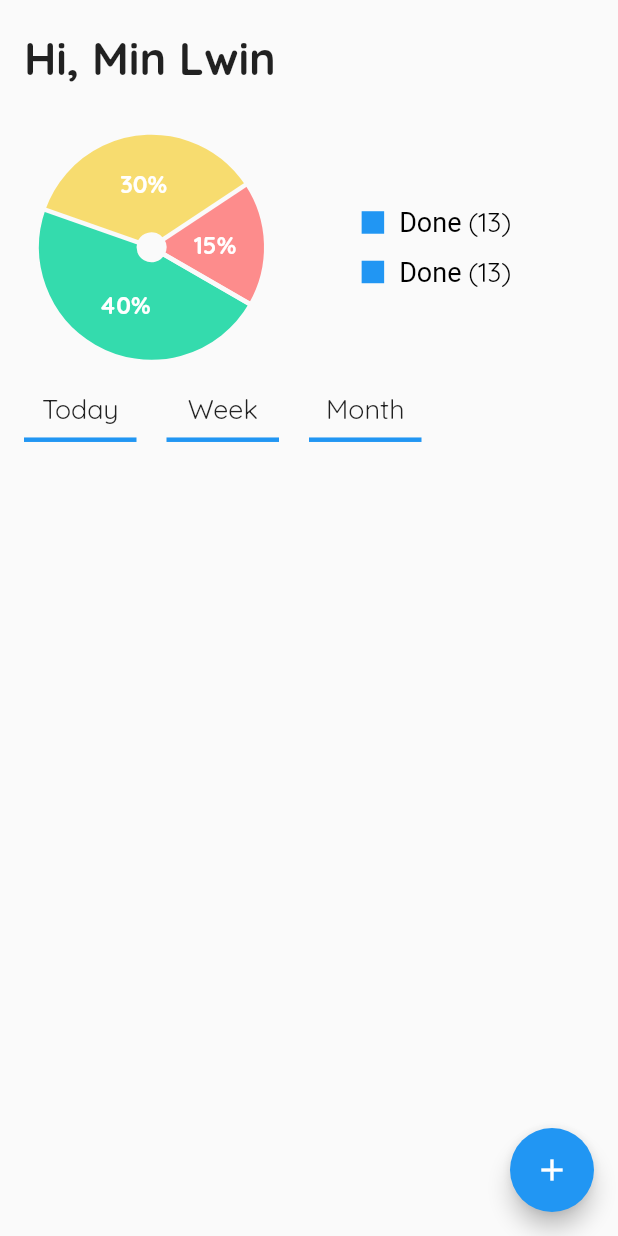
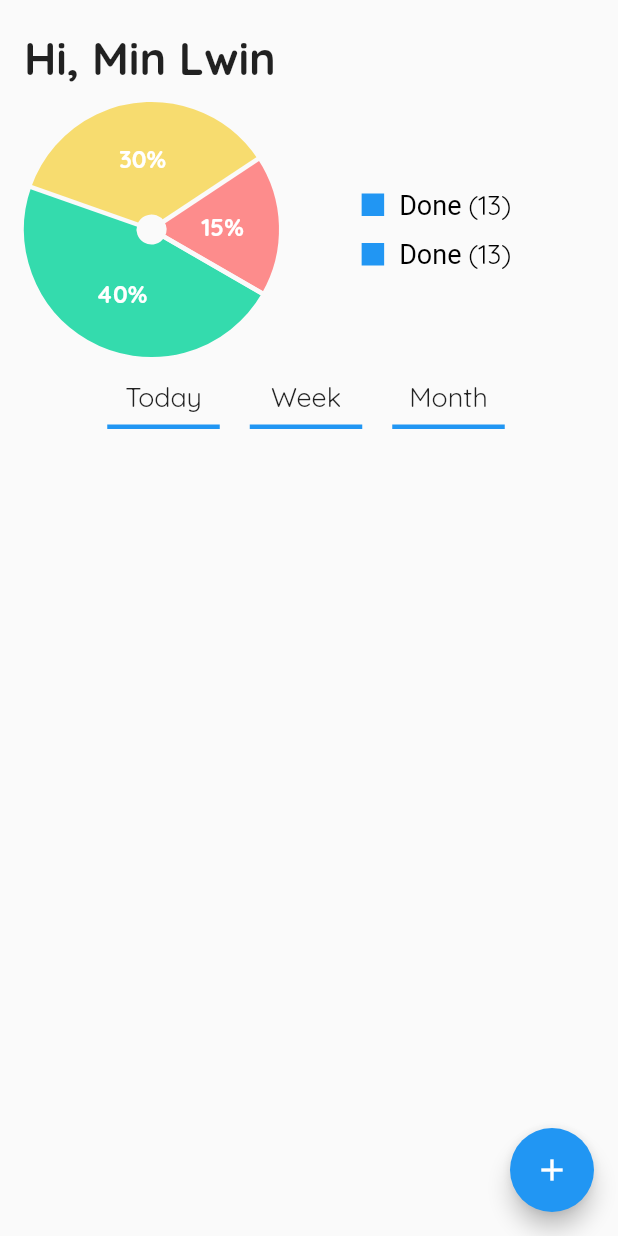
Before and after one commit to Minlwinkyaw307/task-manager, a Flutter app: the screen it shows after launch, on a phone screen of 412 x 824 dp. Run offline on Flutter 3.47's test engine with Material 2 defaults, Android fonts, the phone set to English and light mode, and no system bars; drawn by our look-alikes of fl_chart; our stand-ins replace shared_preferences, sqflite; accounts and stored records are empty.

Commit message:
Made responsive for mobiles and tablets

```diff
--- a/lib/page/home_page.dart
+++ b/lib/page/home_page.dart
@@ -4,6 +4,7 @@ import 'package:provider/provider.dart';
 import 'package:task_manager/model/task_model.dart';
 import 'package:task_manager/page/task_detail_edit_page.dart';
 import 'package:task_manager/provider/task_provider.dart';
+import 'package:task_manager/util/global_data.dart';
 import 'package:task_manager/widget/pie_chart_widget.dart';
 import 'package:task_manager/widget/task_card_view_widget.dart';
 import 'package:task_manager/widget/value_indicator.dart';
@@ -18,6 +19,8 @@ class HomePage extends StatefulWidget {
 class _HomePageState extends State<HomePage> {
   PageController _pageController;
   TaskProvider _taskProvider;
+  bool _shouldShowPie = false;
+
 
   @override
   void initState() {
@@ -44,6 +47,7 @@ class _HomePageState extends State<HomePage> {
             ),
             child: LayoutBuilder(
               builder: (context, constraints) {
+                _shouldShowPie = (constraints.maxHeight / (PIE_ON_FOCUS_RADIUS * 2 +  PIE_MIDDLE_CIRCLE_RADIUS * 2) >= 4);
                 return Container(
                   child: Column(
                     mainAxisSize: MainAxisSize.max,
@@ -64,9 +68,9 @@ class _HomePageState extends State<HomePage> {
                           ),
                         ),
                       ),
-                      Container(
+                      _shouldShowPie ? Container(
                         width: constraints.maxWidth,
-                        height: constraints.maxHeight * 0.235,
+                        height: PIE_ON_FOCUS_RADIUS * 2 +  PIE_MIDDLE_CIRCLE_RADIUS * 2,
                         padding: const EdgeInsets.symmetric(
                           horizontal: 16,
                         ),
@@ -93,12 +97,24 @@ class _HomePageState extends State<HomePage> {
                         ),
 
 //                    color: Colors.blue,
-                      ),
+                      ) : SizedBox(height: 20,),
                       Expanded(
                         child: Container(
+                          width: constraints.maxWidth,
+                          padding: EdgeInsets.only(
+                            top: 15,
+                          ),
                           child: Column(
                             children: <Widget>[
-                              Row(
+                              NotificationListener<OverscrollIndicatorNotification>(
+                                onNotification: (overscroll) {
+                                  // ignore: missing_return
+                                  overscroll.disallowGlow();
+                                  return false;
+                                },
+                                child: SingleChildScrollView(
+                                  scrollDirection: Axis.horizontal,
+                                  child: Row(
                                     mainAxisAlignment: MainAxisAlignment.start,
                                     mainAxisSize: MainAxisSize.max,
                                     children: <Widget>[
@@ -179,6 +195,8 @@ class _HomePageState extends State<HomePage> {
                                       ),
                                     ],
                                   ),
+                                ),
+                              ),
                               Expanded(
                                 child: LayoutBuilder(
                                   builder: (context, constraints) {
--- a/lib/util/global_data.dart
+++ b/lib/util/global_data.dart
@@ -12,6 +12,10 @@ const Color DOING_COLOR_SEC = const Color(0xFFFEF5E7);
 
 //const Color INPUT_BG_COLOR = const Color.fromRGBO(235, 234, 234, 0.8);
 const Color INPUT_BG_COLOR = const Color(0xFFE9ECEE);
+
+const double PIE_ON_FOCUS_RADIUS = 75;
+const double PIE_OUT_FOCUS_RADIUS = 65;
+const double PIE_MIDDLE_CIRCLE_RADIUS = 10;
 //Done
 //Color(0xFFD4EFDF)
 
--- a/lib/widget/pie_chart_widget.dart
+++ b/lib/widget/pie_chart_widget.dart
@@ -4,9 +4,6 @@ import 'package:flutter/material.dart';
 import '../util/global_data.dart';
 
 class PieChartWidget extends StatefulWidget {
-  final double normal = 65;
-  final double onPressed = 75;
-  final double centerRadius = 10;
   PieChartWidget();
 
   @override
@@ -19,7 +16,7 @@ class _PieChartWidgetState extends State<PieChartWidget> {
   @override
   Widget build(BuildContext context) {
     return Container(
-      width: widget.onPressed * 2 +  widget.centerRadius * 2,
+      width: PIE_ON_FOCUS_RADIUS * 2 +  PIE_MIDDLE_CIRCLE_RADIUS * 2,
       child: PieChart(
         PieChartData(
           pieTouchData: PieTouchData(touchCallback: (pieTouchResponse) {
@@ -37,7 +34,7 @@ class _PieChartWidgetState extends State<PieChartWidget> {
           ),
           startDegreeOffset: 30,
           sectionsSpace: 3,
-          centerSpaceRadius: widget.centerRadius,
+          centerSpaceRadius: PIE_MIDDLE_CIRCLE_RADIUS,
           sections: showingSections(),
         ),
       ),
@@ -48,7 +45,7 @@ class _PieChartWidgetState extends State<PieChartWidget> {
     return List.generate(3, (i) {
       final isTouched = i == touchedIndex;
       final double fontSize = isTouched ? 25 : 16;
-      final double radius = isTouched ? widget.onPressed : widget.normal;
+      final double radius = isTouched ? PIE_ON_FOCUS_RADIUS : PIE_ON_FOCUS_RADIUS;
       switch (i) {
         case 0:
           return PieChartSectionData(
```
Also changed, not shown: lib/page/task_detail_edit_page.dart (+123 -116 lines). Lines whose indentation alone changed are shown as unchanged.
